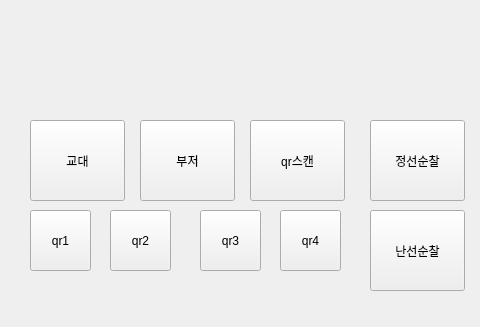
The window that src/tb3_security_system/ui/tb3_control.ui (HW-Ahn/ros2_ws) describes before a commit, drawn with Qt 5; both pictures show x 0 to 480 and y 560 to 887 of the 965 by 887 pixel window.
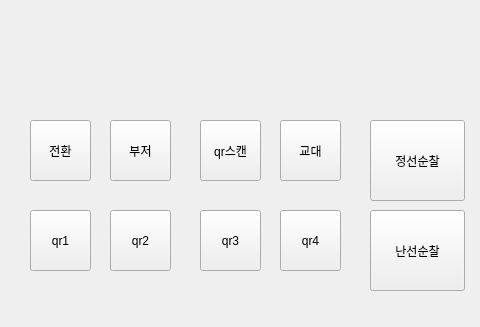
The same window after the commit.

```diff
--- a/src/tb3_security_system/ui/tb3_control.ui
+++ b/src/tb3_security_system/ui/tb3_control.ui
@@ -58,10 +58,10 @@
   <widget class="QPushButton" name="btn_buzzer">
    <property name="geometry">
     <rect>
-     <x>140</x>
+     <x>110</x>
      <y>680</y>
-     <width>95</width>
-     <height>81</height>
+     <width>61</width>
+     <height>61</height>
     </rect>
    </property>
    <property name="text">
@@ -110,10 +110,10 @@
   <widget class="QPushButton" name="btn_qrscan">
    <property name="geometry">
     <rect>
-     <x>250</x>
+     <x>200</x>
      <y>680</y>
-     <width>95</width>
-     <height>81</height>
+     <width>61</width>
+     <height>61</height>
     </rect>
    </property>
    <property name="text">
@@ -125,12 +125,12 @@
     <rect>
      <x>30</x>
      <y>680</y>
-     <width>95</width>
-     <height>81</height>
+     <width>61</width>
+     <height>61</height>
     </rect>
    </property>
    <property name="text">
-    <string>교대</string>
+    <string>전환</string>
    </property>
   </widget>
   <widget class="QPushButton" name="btn_estop">
@@ -164,7 +164,7 @@
     <rect>
      <x>36</x>
      <y>36</y>
-     <width>601</width>
+     <width>651</width>
      <height>271</height>
     </rect>
    </property>
@@ -283,6 +283,19 @@
     <string>복귀</string>
    </property>
   </widget>
+  <widget class="QPushButton" name="btn_return_switch">
+   <property name="geometry">
+    <rect>
+     <x>280</x>
+     <y>680</y>
+     <width>61</width>
+     <height>61</height>
+    </rect>
+   </property>
+   <property name="text">
+    <string>교대</string>
+   </property>
+  </widget>
  </widget>
  <resources/>
  <connections/>
```
